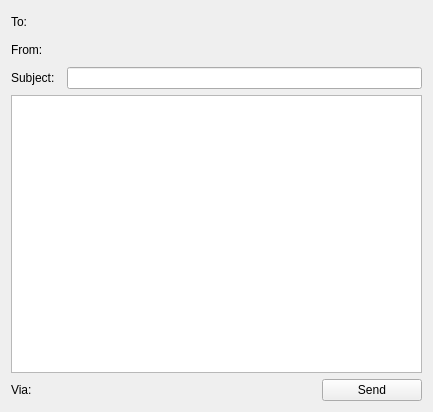
Before: the Qt Designer form src/gui/widgets/compose.ui in Open-Transactions/Moneychanger, drawn with Qt 5.
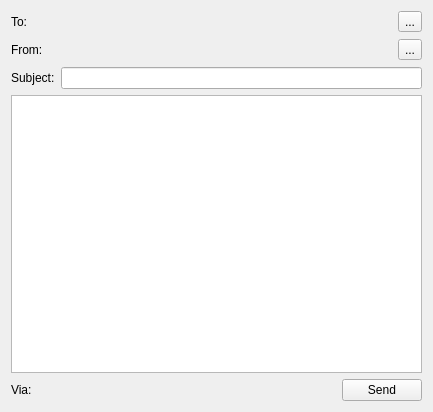
After: the same form once the commit is applied. Icons and pictures are not drawn.

```diff
--- a/src/gui/widgets/compose.ui
+++ b/src/gui/widgets/compose.ui
@@ -29,6 +29,12 @@
    </item>
    <item row="0" column="1" colspan="2">
     <widget class="QPushButton" name="toButton">
+     <property name="sizePolicy">
+      <sizepolicy hsizetype="Expanding" vsizetype="Fixed">
+       <horstretch>0</horstretch>
+       <verstretch>0</verstretch>
+      </sizepolicy>
+     </property>
      <property name="text">
       <string/>
      </property>
@@ -37,6 +43,20 @@
      </property>
     </widget>
    </item>
+   <item row="0" column="3">
+    <widget class="QToolButton" name="toolButtonTo">
+     <property name="layoutDirection">
+      <enum>Qt::RightToLeft</enum>
+     </property>
+     <property name="text">
+      <string>...</string>
+     </property>
+     <property name="icon">
+      <iconset resource="../resource.qrc">
+       <normaloff>:/icons/addressbook</normaloff>:/icons/addressbook</iconset>
+     </property>
+    </widget>
+   </item>
    <item row="1" column="0">
     <widget class="QLabel" name="label_2">
      <property name="maximumSize">
@@ -52,6 +72,12 @@
    </item>
    <item row="1" column="1" colspan="2">
     <widget class="QPushButton" name="fromButton">
+     <property name="sizePolicy">
+      <sizepolicy hsizetype="Expanding" vsizetype="Fixed">
+       <horstretch>0</horstretch>
+       <verstretch>0</verstretch>
+      </sizepolicy>
+     </property>
      <property name="text">
       <string/>
      </property>
@@ -60,6 +86,20 @@
      </property>
     </widget>
    </item>
+   <item row="1" column="3">
+    <widget class="QToolButton" name="toolButtonFrom">
+     <property name="layoutDirection">
+      <enum>Qt::RightToLeft</enum>
+     </property>
+     <property name="text">
+      <string>...</string>
+     </property>
+     <property name="icon">
+      <iconset resource="../resource.qrc">
+       <normaloff>:/icons/icons/user.png</normaloff>:/icons/icons/user.png</iconset>
+     </property>
+    </widget>
+   </item>
    <item row="2" column="0">
     <widget class="QLabel" name="label_4">
      <property name="maximumSize">
@@ -73,10 +113,10 @@
      </property>
     </widget>
    </item>
-   <item row="2" column="1" colspan="2">
+   <item row="2" column="1" colspan="3">
     <widget class="QLineEdit" name="subjectEdit"/>
    </item>
-   <item row="3" column="0" colspan="3">
+   <item row="3" column="0" colspan="4">
     <widget class="QPlainTextEdit" name="contentsEdit"/>
    </item>
    <item row="4" column="0">
@@ -94,6 +134,12 @@
    </item>
    <item row="4" column="1">
     <widget class="QPushButton" name="viaButton">
+     <property name="sizePolicy">
+      <sizepolicy hsizetype="Expanding" vsizetype="Fixed">
+       <horstretch>0</horstretch>
+       <verstretch>0</verstretch>
+      </sizepolicy>
+     </property>
      <property name="styleSheet">
       <string notr="true"/>
      </property>
@@ -105,7 +151,7 @@
      </property>
     </widget>
    </item>
-   <item row="4" column="2">
+   <item row="4" column="2" colspan="2">
     <widget class="QPushButton" name="sendButton">
      <property name="maximumSize">
       <size>
@@ -113,6 +159,9 @@
        <height>16777215</height>
       </size>
      </property>
+     <property name="layoutDirection">
+      <enum>Qt::RightToLeft</enum>
+     </property>
      <property name="text">
       <string>Send</string>
      </property>
```
Left out of the diff: 4 changed lines with no effect on the pictures.
